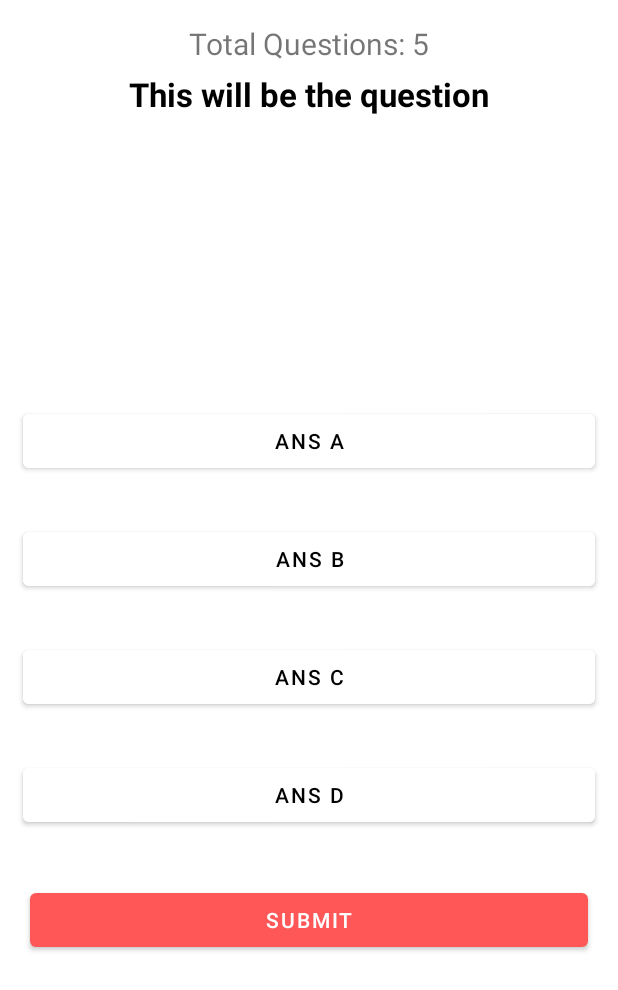
After one commit to harshil-padasala/FireSafety-Application, an Android app: the layout activity_quiz.xml on its own in the app's theme, with its tools: preview values and no code run, on a phone screen of 412 x 824 dp. The commit adds this screen. Shown: the top 990 px of the screen. Run offline under Robolectric (Android 15) with nearby library versions, the phone set to English and light mode, and no system bars.

Commit message:
Added Quiz activity

```diff
--- a/app/src/main/java/com/example/firesafety/MainActivity.java
+++ b/app/src/main/java/com/example/firesafety/MainActivity.java
@@ -117,4 +117,8 @@ public class MainActivity extends AppCompatActivity {
     public void goGuidelines(View view) {
         startActivity(new Intent(MainActivity.this, Guidelines.class));
     }
+
+    public void goQuiz(View view) {
+        startActivity(new Intent(MainActivity.this, Quiz.class));
+    }
 }
--- a/app/src/main/res/layout/activity_main.xml
+++ b/app/src/main/res/layout/activity_main.xml
@@ -154,6 +154,7 @@
                     android:layout_alignParentStart="true"
                     android:backgroundTint="#ff5757"
                     android:foreground="@drawable/quiz"
+                    android:onClick="goQuiz"
                     app:cardCornerRadius="20dp" />
 
                 <androidx.cardview.widget.CardView
--- /dev/null
+++ b/app/src/main/res/layout/activity_quiz.xml
@@ -0,0 +1,88 @@
+<?xml version="1.0" encoding="utf-8"?>
+<RelativeLayout xmlns:android="http://schemas.android.com/apk/res/android"
+    xmlns:app="http://schemas.android.com/apk/res-auto"
+    xmlns:tools="http://schemas.android.com/tools"
+    android:layout_width="match_parent"
+    android:layout_height="match_parent"
+    tools:context=".Quiz">
+
+    <TextView
+        android:id="@+id/total_question"
+        android:layout_width="wrap_content"
+        android:layout_height="wrap_content"
+        android:layout_marginTop="15dp"
+        android:layout_centerHorizontal="true"
+        android:text="Total Questions: 5"
+        android:textSize="20dp" />
+
+
+    <TextView
+        android:id="@+id/question"
+        android:layout_width="match_parent"
+        android:layout_height="wrap_content"
+        android:layout_above="@id/choices_layout"
+        android:layout_below="@+id/total_question"
+        android:layout_marginTop="5dp"
+        android:layout_marginBottom="5dp"
+        android:text="This will be the question"
+        android:textAlignment="center"
+        android:textColor="@color/black"
+        android:textSize="22dp"
+        android:textStyle="bold" />
+
+    <LinearLayout
+        android:id="@+id/choices_layout"
+        android:layout_width="match_parent"
+        android:layout_height="wrap_content"
+        android:layout_centerInParent="true"
+        android:orientation="vertical">
+
+        <Button
+            android:id="@+id/ans_A"
+            android:layout_width="match_parent"
+            android:layout_height="wrap_content"
+            android:layout_marginLeft="15dp"
+            android:layout_margin="15dp"
+            android:backgroundTint="@color/white"
+            android:text="Ans A"
+            android:textColor="@color/black" />
+
+        <Button
+            android:id="@+id/ans_B"
+            android:layout_width="match_parent"
+            android:layout_height="wrap_content"
+            android:layout_margin="15dp"
+            android:backgroundTint="@color/white"
+            android:text="Ans B"
+            android:textColor="@color/black" />
+
+        <Button
+            android:id="@+id/ans_C"
+            android:layout_width="match_parent"
+            android:layout_height="wrap_content"
+            android:layout_margin="15dp"
+            android:backgroundTint="@color/white"
+            android:text="Ans C"
+            android:textColor="@color/black" />
+
+        <Button
+            android:id="@+id/ans_D"
+            android:layout_width="match_parent"
+            android:layout_height="wrap_content"
+            android:layout_margin="15dp"
+            android:backgroundTint="@color/white"
+            android:text="Ans D"
+            android:textColor="@color/black" />
+
+    </LinearLayout>
+
+    <Button
+        android:layout_width="match_parent"
+        android:layout_height="wrap_content"
+        android:layout_margin="20dp"
+        android:id="@+id/submit_btn"
+        android:text="Submit"
+        android:layout_below="@id/choices_layout"
+        android:layout_marginTop="40dp"/>
+
+</RelativeLayout>
```
Also changed, not shown: app/src/main/AndroidManifest.xml (+6 -4 lines), app/src/main/java/com/example/firesafety/QuestionAnswer.java (added, +26 -0 lines), app/src/main/java/com/example/firesafety/Quiz.java (added, +110 -0 lines).
